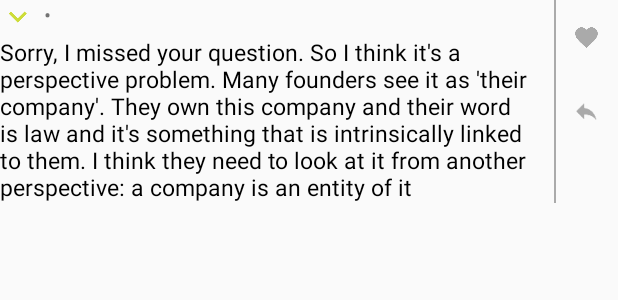
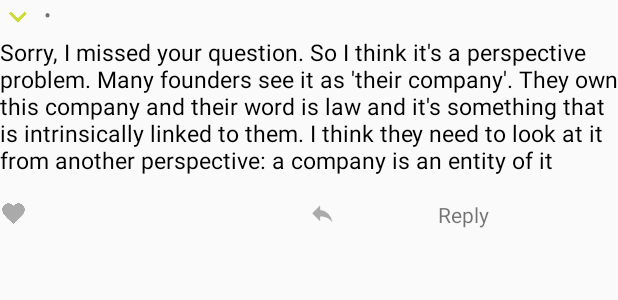
Before and after one commit to idoqo/radario, an Android app: the layout comment_item.xml on its own in the app's theme, with its tools: preview values and no code run, on a phone screen of 412 x 824 dp. Shown: the top 300 px of the screen. Run offline under Robolectric (Android 15) with nearby library versions, the phone set to English and light mode, and no system bars; network calls fail.

Commit message:
improved topic discussion ui

```diff
--- a/app/src/main/java/io/github/idoqo/radario/adapter/CommentsAdapter.java
+++ b/app/src/main/java/io/github/idoqo/radario/adapter/CommentsAdapter.java
@@ -82,10 +82,11 @@ public class CommentsAdapter extends BaseAdapter {
             timeQualifier = "long";
         }
         int likeCount = comment.getLikeCount();
-
+        String likesQualifier = (likeCount <= 1) ? "like" : "likes";
         postedTimeView.setText(context.getResources().getString(R.string.relative_time_past,
                 timeCount, timeQualifier));
-        likeCountView.setText(String.valueOf(likeCount));
+        likeCountView.setText(context.getResources().getString(R.string.item_like_count, likeCount,
+                likesQualifier));
 
         collapsedIndicator.setOnClickListener(commentCollapser());
         commentOP.setOnClickListener(onUsernameClickedListener(comment));
--- a/app/src/main/res/layout/activity_topic_discussion.xml
+++ b/app/src/main/res/layout/activity_topic_discussion.xml
@@ -45,8 +45,7 @@
             android:paddingEnd="0dp"
             android:listSelector="@android:color/transparent"
             android:layout_marginStart="0dp"
-            android:layout_marginEnd="0dp"
-            android:divider="@android:color/transparent">
+            android:layout_marginEnd="0dp">
         </ListView>
         </android.support.v4.widget.SwipeRefreshLayout>
     </LinearLayout>
--- a/app/src/main/res/layout/comment_item.xml
+++ b/app/src/main/res/layout/comment_item.xml
@@ -22,13 +22,12 @@
         android:id="@+id/comment_container"
         android:layout_width="match_parent"
         android:layout_height="wrap_content"
-        android:orientation="horizontal">
+        android:orientation="vertical">
 
         <LinearLayout
             android:id="@+id/comment_"
-            android:layout_width="0dp"
+            android:layout_width="match_parent"
             android:layout_height="wrap_content"
-            android:layout_weight="0.9"
             android:orientation="vertical">
 
             <RelativeLayout
@@ -80,50 +79,46 @@
                 android:textSize="15sp" />
         </LinearLayout>
 
-        <View
-            android:layout_width="1dp"
-            android:layout_height="match_parent"
-            android:background="@android:color/darker_gray"/>
-
         <LinearLayout
-            android:layout_width="0dp"
+            android:layout_width="match_parent"
             android:layout_height="wrap_content"
-            android:layout_weight="0.1"
             android:baselineAligned="false"
-            android:orientation="vertical"
+            android:orientation="horizontal"
             android:layout_marginTop="16dp">
 
             <RelativeLayout
-                android:layout_width="wrap_content"
-                android:layout_height="0dp"
+                android:layout_width="0dp"
                 android:layout_weight="1"
-                android:layout_gravity="center">
+                android:layout_height="24dp"
+                android:layout_gravity="start">
                 <ImageView
                     android:id="@+id/action_like_comment"
                     android:layout_width="18dp"
                     android:layout_height="18dp"
                     android:src="@drawable/ic_like"
-                    android:tint="@android:color/darker_gray"
-                    android:layout_centerHorizontal="true"/>
+                    android:tint="@android:color/darker_gray" />
                 <TextView
                     android:id="@+id/number_of_likes"
                     android:layout_width="wrap_content"
                     android:layout_height="wrap_content"
-                    android:layout_centerHorizontal="true"
-                    android:layout_below="@id/action_like_comment" />
+                    android:layout_centerHorizontal="true" />
             </RelativeLayout>
             <RelativeLayout
-                android:layout_width="wrap_content"
-                android:layout_height="0dp"
+                android:layout_width="0dp"
                 android:layout_weight="1"
-                android:layout_marginTop="12dp"
+                android:layout_height="24dp"
                 android:layout_gravity="center">
                 <ImageView
                     android:id="@+id/action_reply_comment"
                     android:layout_width="18dp"
                     android:layout_height="18dp"
                     android:src="@drawable/ic_reply_white"
-                    android:tint="@android:color/darker_gray"
+                    android:tint="@android:color/darker_gray" />
+                <TextView
+                    android:layout_width="wrap_content"
+                    android:layout_height="wrap_content"
+                    android:id="@+id/reply_to_comment"
+                    android:text="@string/prompt_reply"
                     android:layout_centerHorizontal="true"/>
             </RelativeLayout>
 
```
Also changed, not shown: app/src/main/java/io/github/idoqo/radario/url/RadarUrlParser.java (+0 -24 lines).
